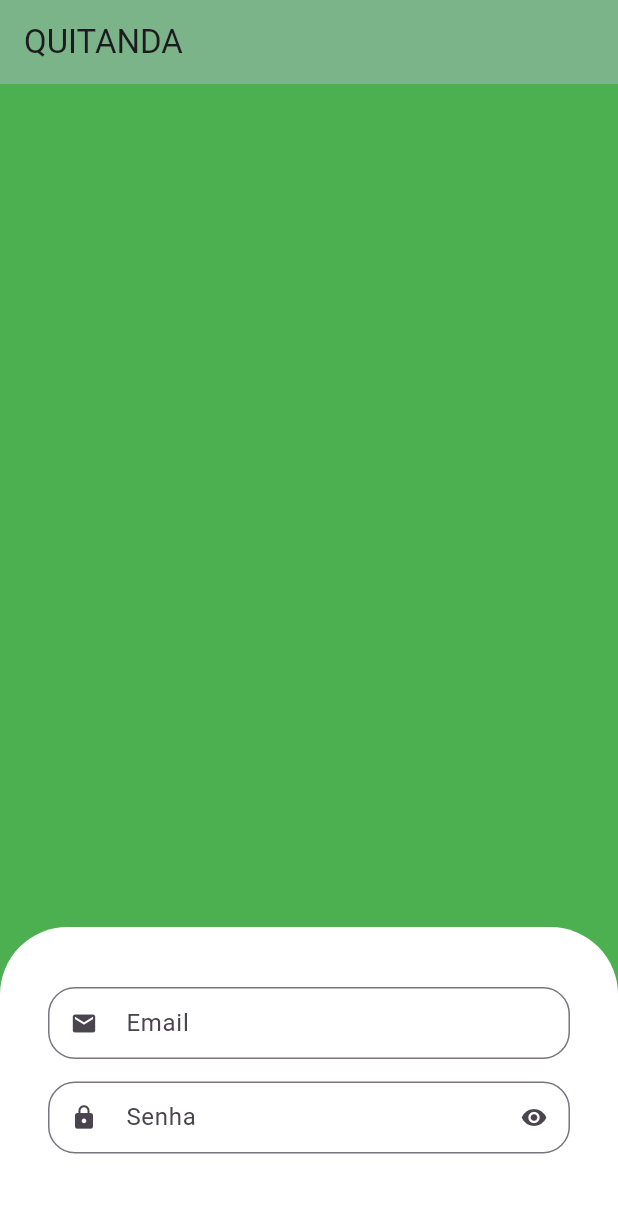
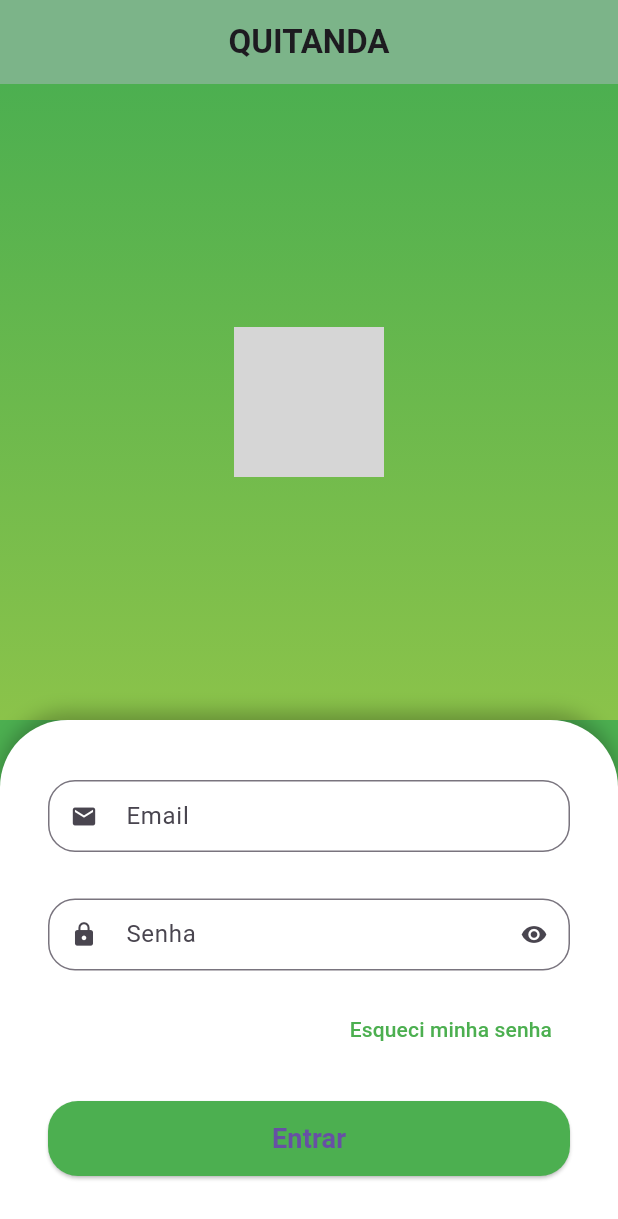
Before and after one commit to TIAGO-TPS/quitanda, a Flutter app: the screen it shows after launch, on a phone screen of 412 x 824 dp. Shown: the top 1219 px of the screen. Run offline on Flutter 3.47's test engine with Material 3 defaults, Android fonts, the phone set to English and light mode, and no system bars; grey boxes are pictures that could not be loaded.

Commit message:
Ajustes na tela de login com a imagem no centro

```diff
--- a/lib/src/auth/sign_in_screen.dart
+++ b/lib/src/auth/sign_in_screen.dart
@@ -7,55 +7,89 @@ class SignInScreen extends StatelessWidget {
   @override
   Widget build(BuildContext context) {
     return Scaffold(
-      backgroundColor: Colors.green, // Define a cor de fundo da tela como verde
-
+      backgroundColor: Colors.green,
       appBar: AppBar(
-        title: Text("QUITANDA"), // Define o título do AppBar
-        backgroundColor: const Color.fromARGB(255, 124, 180, 137), // Cor de fundo do AppBar
+        title: const Text(
+          "QUITANDA",
+          style: TextStyle(
+            fontWeight: FontWeight.bold,
+            fontSize: 22,
+          ),
+        ),
+        centerTitle: true,
+        backgroundColor: const Color.fromARGB(255, 124, 180, 137),
+        elevation: 0,
       ),
-
-      body: Column( // Organiza os elementos verticalmente na tela
+      body: Column(
         children: [
-          Expanded( // Expande o primeiro container para ocupar metade da tela
+          Expanded(
             child: Container(
-              color: Colors.green, // Define a cor do container como verde
+              decoration: const BoxDecoration(
+                gradient: LinearGradient(
+                  colors: [Colors.green, Colors.lightGreen],
+                  begin: Alignment.topCenter,
+                  end: Alignment.bottomCenter,
+                ),
+              ),
+              child: Center(
+                child: Image.asset(
+                  'lib/assets/images/cachorroQuente.jpg', // Adicione a logo no pubspec.yaml
+                  height: 100,
+                ),
+              ),
             ),
           ),
-
-          Container( // Segunda metade da tela, onde fica o formulário de login
-            padding: const EdgeInsets.symmetric(
-              horizontal: 32, // Define o padding horizontal
-              vertical: 40, // Define o padding vertical
+          Container(
+            padding: const EdgeInsets.symmetric(horizontal: 32, vertical: 40),
+            decoration: const BoxDecoration(
+              color: Colors.white,
+              borderRadius: BorderRadius.vertical(top: Radius.circular(45)),
+              boxShadow: [
+                BoxShadow(
+                  color: Colors.black26,
+                  blurRadius: 10,
+                  offset: Offset(0, -5),
+                )
+              ],
             ),
-
-            decoration: const BoxDecoration(
-              color: Colors.white, // Cor de fundo branca para o formulário
-              borderRadius: BorderRadius.vertical(
-              top: Radius.circular(45), // Arredonda o topo do container
-              ),
-            ),
-
             child: Column(
-              crossAxisAlignment: CrossAxisAlignment.stretch,// Organiza os campos de texto verticalmente
-               children: [
-                //Email
-                const CustomTextField(
-                  icon: Icons.email, // Ícone do campo de e-mail
-                  label: 'Email', // Texto do rótulo
+              crossAxisAlignment: CrossAxisAlignment.stretch,
+              children: [
+                const CustomTextField(icon: Icons.email, label: 'Email'),
+                const SizedBox(height: 16),
+                const CustomTextField(icon: Icons.lock, label: 'Senha', isSecret: true),
+                Align(
+                  alignment: Alignment.centerRight,
+                  child: TextButton(
+                    onPressed: () {},
+                    child: const Text(
+                      "Esqueci minha senha",
+                      style: TextStyle(color: Colors.green),
+                    ),
                   ),
-
-                //Senha
-                const CustomTextField(
-                  icon: Icons.lock, // Ícone do campo de senha
-                  label: 'Senha', // Texto do rótulo
-                  isSecret: true, // Define que este campo é secreto (senha)
                 ),
-               ],
+                const SizedBox(height: 24),
+                SizedBox(
+                  height: 50,
+                  child: ElevatedButton(
+                    onPressed: () {},
+                    style: ElevatedButton.styleFrom(
+                      backgroundColor: Colors.green,
+                      shape: RoundedRectangleBorder(
+                        borderRadius: BorderRadius.circular(20),
+                      ),
+                    ),
+                    child: const Text(
+                      "Entrar",
+                      style: TextStyle(fontSize: 18, fontWeight: FontWeight.bold),
+                    ),
+                  ),
+                ),
+              ],
             ),
           ),
         ],
       ),
     );
-
   }
 }
--- a/pubspec.yaml
+++ b/pubspec.yaml
@@ -58,7 +58,8 @@ flutter:
   uses-material-design: true
 
   # To add assets to your application, add an assets section, like this:
-  # assets:
+  assets:
+    - lib\assets\images\cachorroQuente.jpg
   #   - images/a_dot_burr.jpeg
   #   - images/a_dot_ham.jpeg
 
```
Also changed, not shown: lib/assets/images/cachorroQuente.jpg (added), 4 other files.
